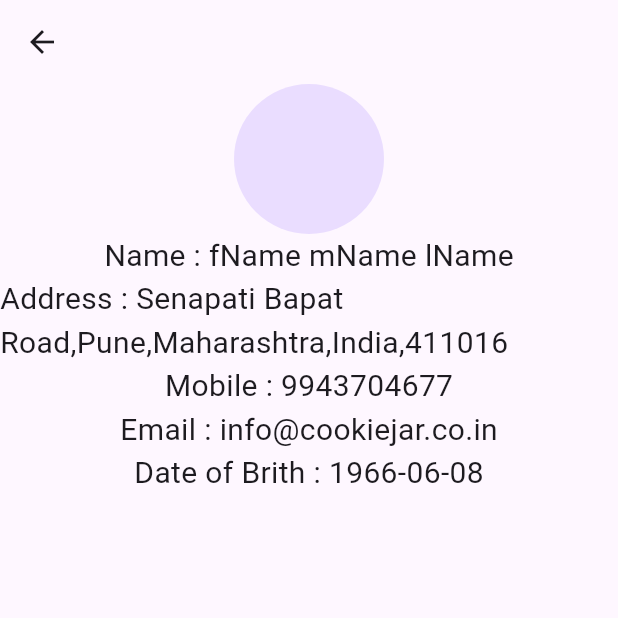
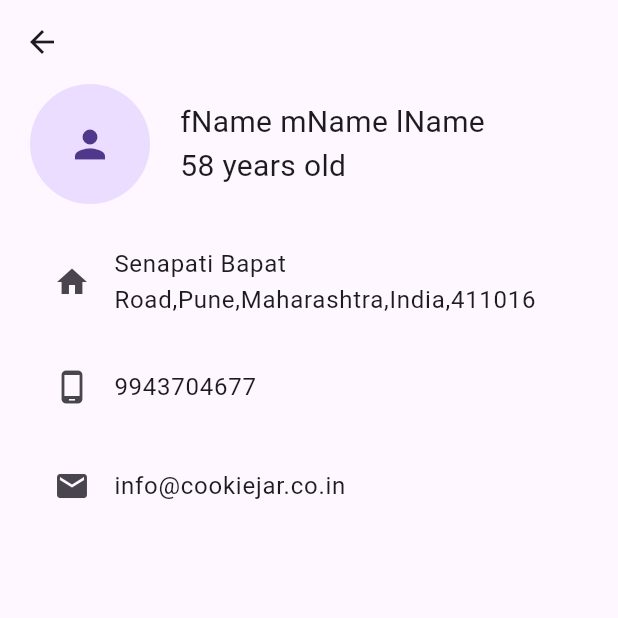
Before and after one commit to AnandhuA/TransactionsApp, a Flutter app: the screen it shows after launch, after a tap on the "person" icon, on a phone screen of 412 x 824 dp, the top half of it. Run offline on Flutter 3.47's test engine with Material 3 defaults, Android fonts, the phone set to English and light mode, and no system bars; our stand-ins replace flutter_bloc, shimmer.

Commit message:
profile page basic ui completed

```diff
--- a/lib/screens/home_screen.dart
+++ b/lib/screens/home_screen.dart
@@ -2,6 +2,7 @@ import 'package:flutter/material.dart';
 import 'package:flutter_bloc/flutter_bloc.dart';
 import 'package:transaction_app/data/bloc/featch_details/featch_details_bloc.dart';
 import 'package:transaction_app/screens/profile_screen.dart';
+import 'package:transaction_app/screens/widgets/shimmer_widget.dart';
 import 'package:transaction_app/screens/widgets/transaction.dart';
 
 class HomeScreen extends StatefulWidget {
@@ -43,9 +44,11 @@ class _HomeScreenState extends State<HomeScreen> {
       body: BlocBuilder<FeatchDetailsBloc, FeatchDetailsState>(
         builder: (context, state) {
           if (state is FeatchDetailsLoadingState) {
-            return const Center(
-              child: CircularProgressIndicator(),
-            );
+            return const ShimmerWidget();
+            // return const Center(
+
+            //   child: CircularProgressIndicator(),
+            // );
           } else if (state is FeatchDetailsSuccessState) {
             return Column(
               children: [
@@ -69,7 +72,7 @@ class _HomeScreenState extends State<HomeScreen> {
                         style: const TextStyle(fontSize: 30),
                       ),
                       Text("Type:${state.statement.account.summary.type}"),
-                      Text("Type:${state.statement.account.summary.status}")
+                      Text("Status:${state.statement.account.summary.status}")
                     ],
                   ),
                 ),
--- a/lib/screens/profile_screen.dart
+++ b/lib/screens/profile_screen.dart
@@ -12,32 +12,61 @@ class ProfileScreen extends StatelessWidget {
       body: BlocBuilder<FeatchDetailsBloc, FeatchDetailsState>(
         builder: (context, state) {
           return state is FeatchDetailsSuccessState
-              ? Column(
+              ? Padding(
+                  padding: const EdgeInsets.symmetric(horizontal: 20),
+                  child: Column(
+                    children: [
+                      Row(
                         children: [
                           const CircleAvatar(
-                      radius: 50,
+                            radius: 40,
+                            child: Icon(
+                              Icons.person,
+                              size: 30,
+                            ),
+                          ),
+                          const SizedBox(width: 20),
+                          Column(
+                            crossAxisAlignment: CrossAxisAlignment.start,
+                            children: [
+                              Text(
+                                state.statement.account.profile.holders.holder
+                                    .name,
+                                style: const TextStyle(fontSize: 20),
                               ),
                               Text(
-                      "Name : ${state.statement.account.profile.holders.holder.name}",
-                      style: TextStyle(fontSize: 20),
-                    ),
-                    Text(
-                      "Address : ${state.statement.account.profile.holders.holder.address}",
-                      style: TextStyle(fontSize: 20),
-                    ),
-                    Text(
-                      "Mobile : ${state.statement.account.profile.holders.holder.mobile}",
-                      style: TextStyle(fontSize: 20),
-                    ),
-                    Text(
-                      "Email : ${state.statement.account.profile.holders.holder.email}",
-                      style: TextStyle(fontSize: 20),
-                    ),
-                    Text(
-                      "Date of Brith : ${state.statement.account.profile.holders.holder.dob}",
-                      style: TextStyle(fontSize: 20),
+                                "${calculateAge(state.statement.account.profile.holders.holder.dob)} years old",
+                                style: const TextStyle(fontSize: 20),
                               )
                             ],
+                          ),
+                        ],
+                      ),
+                      const SizedBox(height: 20),
+                      ListTile(
+                        leading: const Icon(Icons.home),
+                        title: Text(
+                          state
+                              .statement.account.profile.holders.holder.address,
+                        ),
+                      ),
+                      const SizedBox(height: 10),
+                      ListTile(
+                        leading: const Icon(Icons.phone_android_outlined),
+                        title: Text(
+                          state.statement.account.profile.holders.holder.mobile,
+                        ),
+                      ),
+                      const SizedBox(height: 10),
+                      ListTile(
+                        leading: const Icon(Icons.email),
+                        title: Text(
+                          state.statement.account.profile.holders.holder.email,
+                        ),
+                      ),
+                      const SizedBox(height: 10),
+                    ],
+                  ),
                 )
               : const Center(
                   child: Text("data"),
@@ -46,4 +75,15 @@ class ProfileScreen extends StatelessWidget {
       ),
     );
   }
+
+  int calculateAge(String dob) {
+    DateTime now = DateTime.now();
+    final DateTime date = DateTime.parse(dob);
+    int age = now.year - date.year;
+    if (now.month < date.month ||
+        (now.month == date.month && now.day < date.day)) {
+      age--;
     }
+    return age;
+  }
+}
--- a/pubspec.yaml
+++ b/pubspec.yaml
@@ -37,6 +37,7 @@ dependencies:
   cupertino_icons: ^1.0.6
   flutter_bloc: ^8.1.6
   intl: ^0.19.0
+  shimmer: ^3.0.0
 
 dev_dependencies:
   flutter_test:
@@ -48,6 +49,7 @@ dev_dependencies:
   # package. See that file for information about deactivating specific lint
   # rules and activating additional ones.
   flutter_lints: ^3.0.0
+  flutter_credit_card: ^3.0.6
 
 # For information on the generic Dart part of this file, see the
 # following page: https://dart.dev/tools/pub/pubspec
```
Also changed, not shown: lib/screens/widgets/shimmer_widget.dart (added, +56 -0 lines), pubspec.lock. Lines whose indentation alone changed are shown as unchanged.
